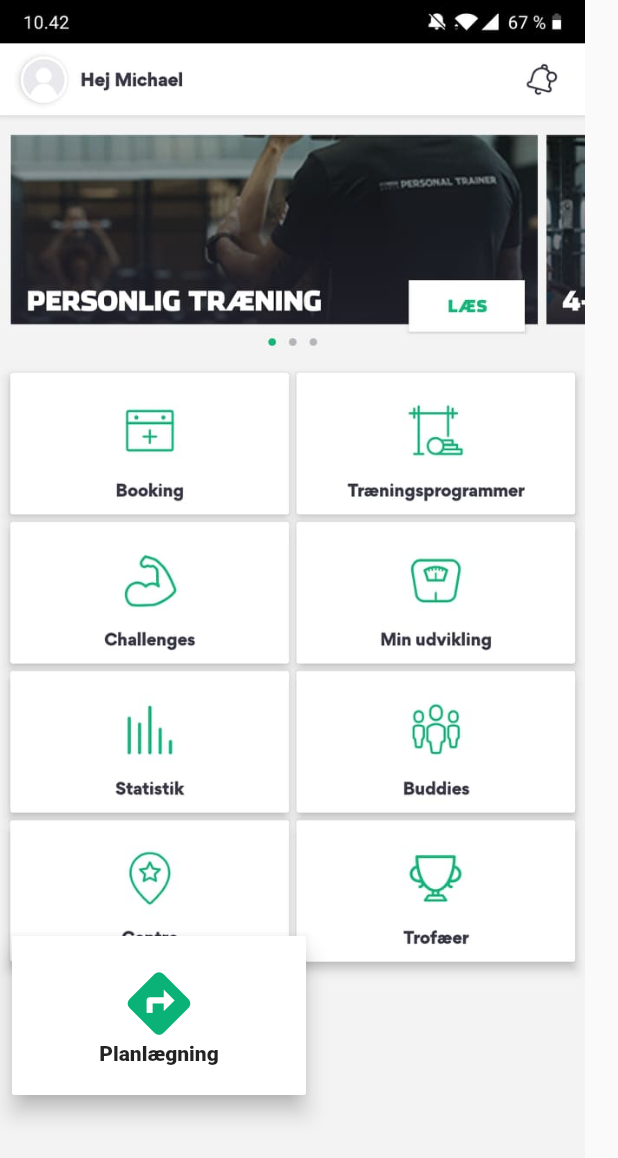
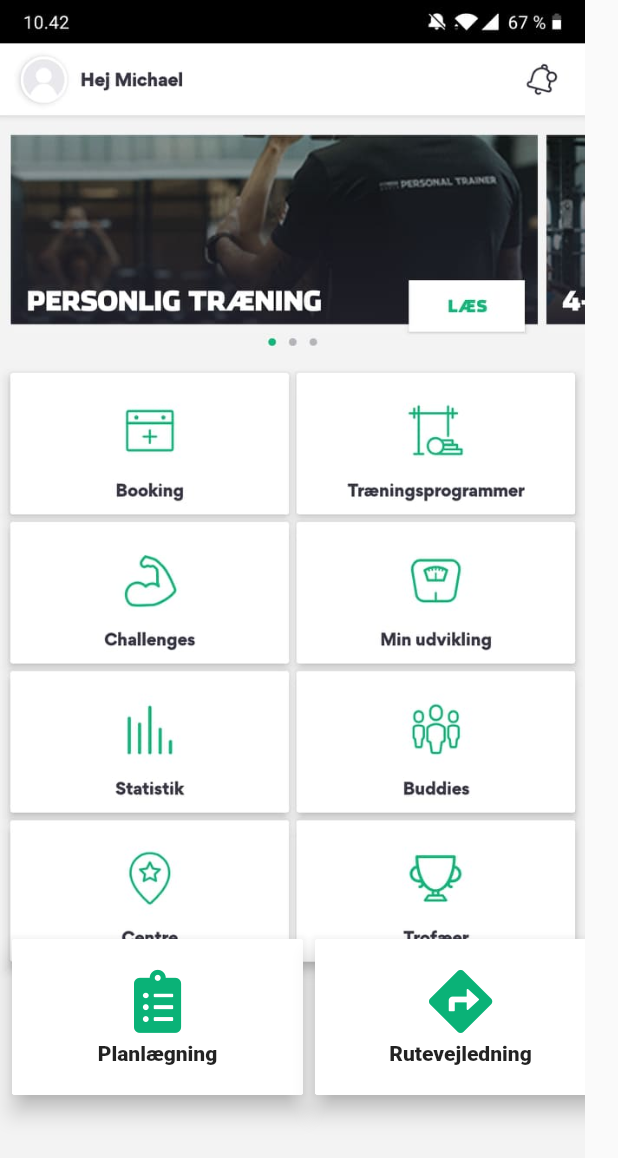
Before and after one commit to MichaelWestergaard/iBeacon_InnTech, a Flutter app: the screen it shows after launch, on a phone screen of 412 x 824 dp. Shown: the top 1158 px of the screen. Run offline on Flutter 3.47's test engine with Material 2 defaults, Android fonts, the phone set to English and light mode, and no system bars; our stand-ins replace font_awesome_flutter.

Commit message:
Nye ikoner

```diff
--- a/lib/main.dart
+++ b/lib/main.dart
@@ -1,4 +1,5 @@
 import 'package:flutter/material.dart';
+import 'package:font_awesome_flutter/font_awesome_flutter.dart';
 
 void main() => runApp(MyApp());
 
@@ -72,22 +73,25 @@ class _MyHomePageState extends State<MyHomePage> {
           Positioned(
             bottom: 90,
             left: 4,
-            child: InkWell(
+            child: Row(
+              children: <Widget>[
+                InkWell(
                   onTap: () => print("new screen"),
                   child: Card(
                     shape: BeveledRectangleBorder(borderRadius: BorderRadius.all(Radius.circular(1))),
                     elevation: 6,
                     child: Container(
-                  width: MediaQuery.of(context).size.width/2-10,
+                      width: MediaQuery.of(context).size.width/2-12,
                       child: Padding(
                         padding: const EdgeInsets.fromLTRB(40, 20, 40, 20),
                         child: Column(
                           children: <Widget>[
                             Icon(
-                          Icons.directions,
-                          size: 50,
+                              FontAwesomeIcons.clipboardList,
+                              size: 42,
                               color: Color(0xff0ab277),
                             ),
+                            SizedBox(height: 6,),
                             Text(
                               "Planlægning",
                               style: TextStyle(
@@ -100,6 +104,37 @@ class _MyHomePageState extends State<MyHomePage> {
                     ),
                   ),
                 ),
+                InkWell(
+                  onTap: () => print("new screen"),
+                  child: Card(
+                    shape: BeveledRectangleBorder(borderRadius: BorderRadius.all(Radius.circular(1))),
+                    elevation: 6,
+                    child: Container(
+                      width: MediaQuery.of(context).size.width/2-12,
+                      child: Padding(
+                        padding: const EdgeInsets.fromLTRB(40, 20, 40, 20),
+                        child: Column(
+                          children: <Widget>[
+                            Icon(
+                              FontAwesomeIcons.directions,
+                              size: 42,
+                              color: Color(0xff0ab277),
+                            ),
+                            SizedBox(height: 6,),
+                            Text(
+                              "Rutevejledning",
+                              style: TextStyle(
+                                  fontWeight: FontWeight.w900
+                              ),
+                            ),
+                          ],
+                        ),
+                      ),
+                    ),
+                  ),
+                ),
+              ],
+            ),
           )
         ],
       )
--- a/pubspec.yaml
+++ b/pubspec.yaml
@@ -19,6 +19,8 @@ environment:
 dependencies:
   flutter:
     sdk: flutter
+
+  font_awesome_flutter:
 
   # The following adds the Cupertino Icons font to your application.
   # Use with the CupertinoIcons class for iOS style icons.
```
Also changed, not shown: pubspec.lock. Lines whose indentation alone changed are shown as unchanged.
